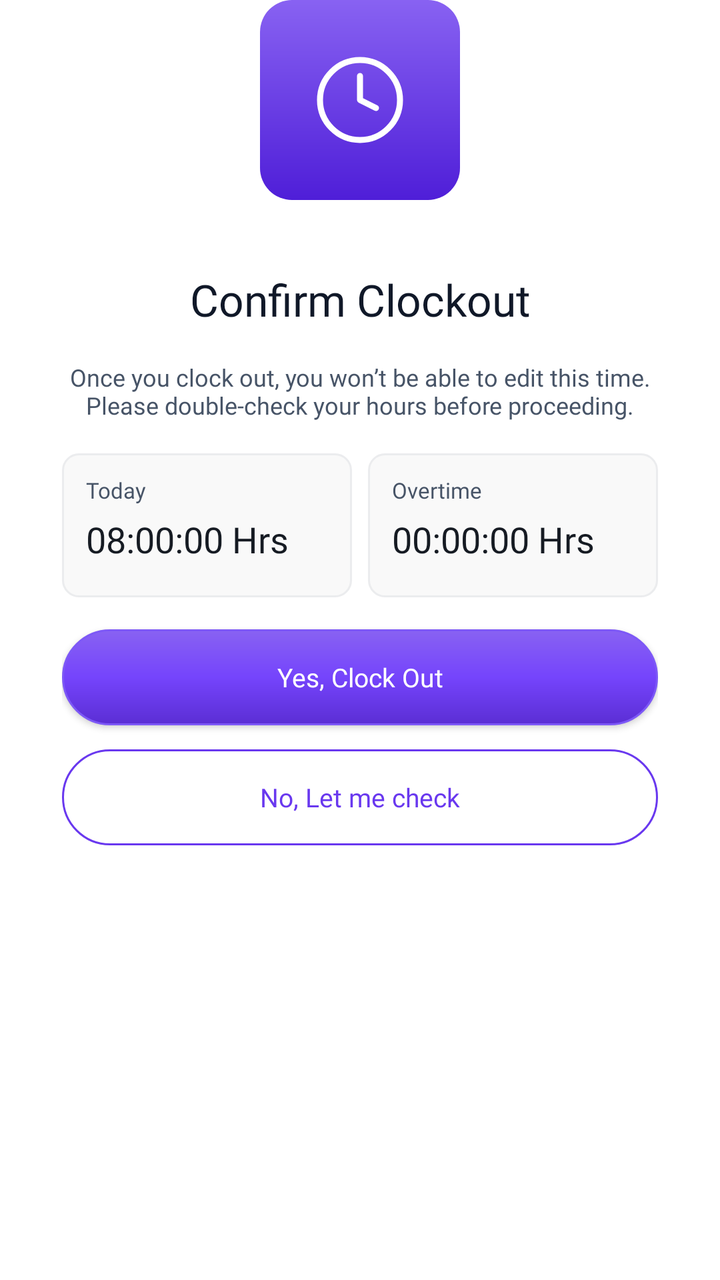
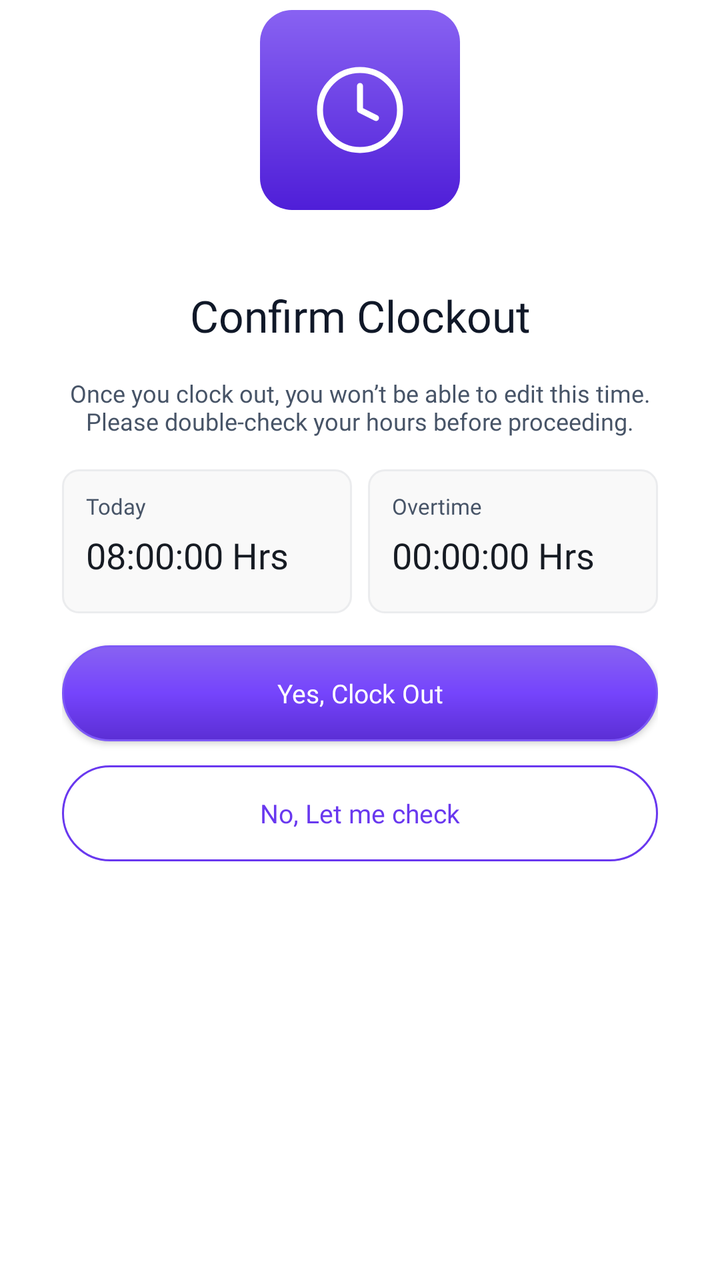

The first picture is an Android layout as it rendered before a commit; the second is the same layout after the commit. The layout source and the unified diff follow.
<!-- AndroidManifest.xml: application theme Theme.Mconnect -->
<!-- res/layout/dialog_clock_out_confirm.xml -->
<?xml version="1.0" encoding="utf-8"?>
<FrameLayout xmlns:android="http://schemas.android.com/apk/res/android"
    android:layout_width="match_parent"
    android:layout_height="wrap_content">

    <LinearLayout
        android:layout_width="match_parent"
        android:layout_height="wrap_content"
        android:layout_marginTop="50dp"
        android:background="@drawable/bg_attendance_sheet"
        android:orientation="vertical"
        android:paddingStart="31dp"
        android:paddingTop="85dp"
        android:paddingEnd="31dp"
        android:paddingBottom="32dp">

        <TextView
            android:layout_width="match_parent"
            android:layout_height="wrap_content"
            android:fontFamily="@font/inter_semibold"
            android:gravity="center"
            android:text="Confirm Clockout"
            android:textColor="#101828"
            android:textSize="22sp" />

        <TextView
            android:layout_width="match_parent"
            android:layout_height="wrap_content"
            android:layout_marginTop="16dp"
            android:fontFamily="@font/inter_medium"
            android:gravity="center"
            android:text="Once you clock out, you won’t be able to edit this time. Please double-check your hours before proceeding."
            android:textColor="#475467"
            android:textSize="12sp" />

        <LinearLayout
            android:layout_width="match_parent"
            android:layout_height="wrap_content"
            android:layout_marginTop="16dp"
            android:orientation="horizontal">

            <LinearLayout
                android:layout_width="0dp"
                android:layout_height="72dp"
                android:layout_weight="1"
                android:background="@drawable/bg_attendance_metric_box"
                android:orientation="vertical"
                android:paddingStart="12dp"
                android:paddingTop="11dp"
                android:paddingEnd="12dp">

                <TextView
                    android:layout_width="wrap_content"
                    android:layout_height="wrap_content"
                    android:fontFamily="@font/inter_medium"
                    android:text="Today"
                    android:textColor="#475467"
                    android:textSize="11sp" />

                <TextView
                    android:layout_width="wrap_content"
                    android:layout_height="wrap_content"
                    android:layout_marginTop="5dp"
                    android:fontFamily="@font/inter_regular"
                    android:text="08:00:00 Hrs"
                    android:textColor="#161B23"
                    android:textSize="18sp" />
            </LinearLayout>

            <LinearLayout
                android:layout_width="0dp"
                android:layout_height="72dp"
                android:layout_marginStart="8dp"
                android:layout_weight="1"
                android:background="@drawable/bg_attendance_metric_box"
                android:orientation="vertical"
                android:paddingStart="12dp"
                android:paddingTop="11dp"
                android:paddingEnd="12dp">

                <TextView
                    android:layout_width="wrap_content"
                    android:layout_height="wrap_content"
                    android:fontFamily="@font/inter_medium"
                    android:text="Overtime"
                    android:textColor="#475467"
                    android:textSize="11sp" />

                <TextView
                    android:layout_width="wrap_content"
                    android:layout_height="wrap_content"
                    android:layout_marginTop="5dp"
                    android:fontFamily="@font/inter_regular"
                    android:text="00:00:00 Hrs"
                    android:textColor="#161B23"
                    android:textSize="18sp" />
            </LinearLayout>
        </LinearLayout>

        <androidx.appcompat.widget.AppCompatButton
            android:id="@+id/btnConfirmClockOut"
            android:layout_width="match_parent"
            android:layout_height="48dp"
            android:layout_marginTop="16dp"
            android:background="@drawable/bg_attendance_btn_primary"
            android:fontFamily="@font/inter_medium"
            android:text="Yes, Clock Out"
            android:textAllCaps="false"
            android:textColor="#FFFFFF"
            android:textSize="13sp" />

        <androidx.appcompat.widget.AppCompatButton
            android:id="@+id/btnCancelClockOut"
            android:layout_width="match_parent"
            android:layout_height="48dp"
            android:layout_marginTop="12dp"
            android:background="@drawable/bg_attendance_btn_secondary"
            android:fontFamily="@font/inter_medium"
            android:text="No, Let me check"
            android:textAllCaps="false"
            android:textColor="#6938EF"
            android:textSize="13sp" />
    </LinearLayout>

    <FrameLayout
        android:layout_width="100dp"
        android:layout_height="100dp"
        android:layout_gravity="top|center_horizontal"
        android:background="@drawable/bg_attendance_badge">

        <ImageView
            android:layout_width="48dp"
            android:layout_height="48dp"
            android:layout_gravity="center"
            android:src="@drawable/ic_clock"
            android:tint="#FFFFFF" />
    </FrameLayout>

</FrameLayout>
<!-- resources referenced by this layout -->
<resources>
  <!-- drawable bg_attendance_badge (drawable) -->
  <?xml version="1.0" encoding="utf-8"?>
  <shape xmlns:android="http://schemas.android.com/apk/res/android" android:shape="rectangle">
      <gradient
          android:angle="270"
          android:startColor="#8862F2"
          android:endColor="#4F1ED8"
          android:type="linear" />
      <corners android:radius="16dp" />
  </shape>
  <!-- drawable bg_attendance_btn_primary (drawable) -->
  <?xml version="1.0" encoding="utf-8"?>
  <shape xmlns:android="http://schemas.android.com/apk/res/android" android:shape="rectangle">
      <gradient
          android:angle="270"
          android:startColor="#8862F2"
          android:centerColor="#7544FC"
          android:endColor="#5B2ED4"
          android:type="linear" />
      <corners android:radius="100dp" />
      <stroke
          android:width="1dp"
          android:color="#7D58F7" />
  </shape>
  <!-- drawable bg_attendance_btn_secondary (drawable) -->
  <?xml version="1.0" encoding="utf-8"?>
  <shape xmlns:android="http://schemas.android.com/apk/res/android" android:shape="rectangle">
      <solid android:color="#00FFFFFF" />
      <corners android:radius="100dp" />
      <stroke
          android:width="1dp"
          android:color="#6938EF" />
  </shape>
  <!-- drawable bg_attendance_metric_box (drawable) -->
  <?xml version="1.0" encoding="utf-8"?>
  <shape xmlns:android="http://schemas.android.com/apk/res/android" android:shape="rectangle">
      <solid android:color="#F9F9F9" />
      <corners android:radius="8dp" />
      <stroke
          android:width="1dp"
          android:color="#EBECEE" />
  </shape>
  <!-- drawable bg_attendance_sheet (drawable) -->
  <?xml version="1.0" encoding="utf-8"?>
  <shape xmlns:android="http://schemas.android.com/apk/res/android" android:shape="rectangle">
      <solid android:color="#FFFFFF" />
      <corners
          android:topLeftRadius="16dp"
          android:topRightRadius="16dp" />
  </shape>
  <!-- drawable ic_clock (drawable) -->
  <?xml version="1.0" encoding="utf-8"?>
  <vector xmlns:android="http://schemas.android.com/apk/res/android"
      android:width="24dp"
      android:height="24dp"
      android:viewportWidth="24"
      android:viewportHeight="24"
      android:tint="?attr/colorWarning">
      <path
          android:pathData="M12,12m-10,0a10,10 0,1 1,20 0a10,10 0,1 1,-20 0"
          android:strokeWidth="1.5"
          android:strokeColor="@android:color/white"
          android:fillColor="#00000000" />
      <path
          android:pathData="M12,6V12L16,14"
          android:strokeWidth="1.5"
          android:strokeColor="@android:color/white"
          android:strokeLineCap="round"
          android:strokeLineJoin="round" />
  </vector>
  <color name="lt_accent_primary">#FF7C3AED</color>
  <color name="lt_accent_secondary">#FFA855F7</color>
  <color name="lt_foreground_inverse">#FFFFFFFF</color>
  <color name="lt_surface_primary">#FFFFFFFF</color>
  <color name="lt_surface_secondary">#FFF4F4F5</color>
  <color name="lt_foreground_primary">#FF18181B</color>
  <color name="lt_accent_primary_hover">#FF6D28D9</color>
  <color name="lt_surface_tertiary">#FFE4E4E7</color>
  <color name="lt_surface_inverse">#FF18181B</color>
  <color name="lt_foreground_secondary">#FF52525B</color>
  <color name="lt_foreground_muted">#FFA1A1AA</color>
  <color name="lt_border">#FFE4E4E7</color>
  <color name="lt_border_light">#FFF4F4F5</color>
  <color name="lt_error">#FFDC2626</color>
  <color name="lt_success">#FF16A34A</color>
  <color name="lt_warning">#FFD97706</color>
  <color name="lt_info">#FF2563EB</color>
  <color name="lt_accent_light">#FFEDE9FE</color>
  <color name="lt_success_light">#FFDCFCE7</color>
  <color name="lt_warning_light">#FFFEF3C7</color>
  <color name="lt_error_light">#FFFEE2E2</color>
  <color name="lt_info_light">#FFDBEAFE</color>
  <!-- unchanged entries left out for length: 1 -->
</resources>

<!-- the commit's change to res/layout/dialog_clock_out_confirm.xml (unified diff, before → after) -->
@@ -6,7 +6,7 @@
     <LinearLayout
         android:layout_width="match_parent"
         android:layout_height="wrap_content"
-        android:layout_marginTop="50dp"
+        android:layout_marginTop="58dp"
         android:background="@drawable/bg_attendance_sheet"
         android:orientation="vertical"
         android:paddingStart="31dp"
@@ -126,6 +126,7 @@
         android:layout_width="100dp"
         android:layout_height="100dp"
         android:layout_gravity="top|center_horizontal"
+        android:layout_marginTop="5dp"
         android:background="@drawable/bg_attendance_badge">
 
         <ImageView
